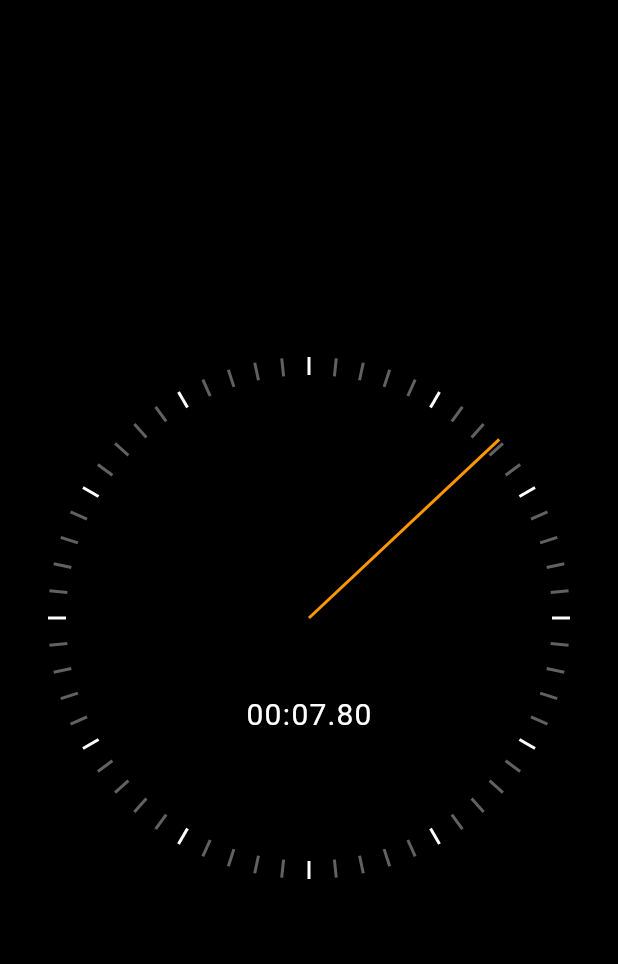
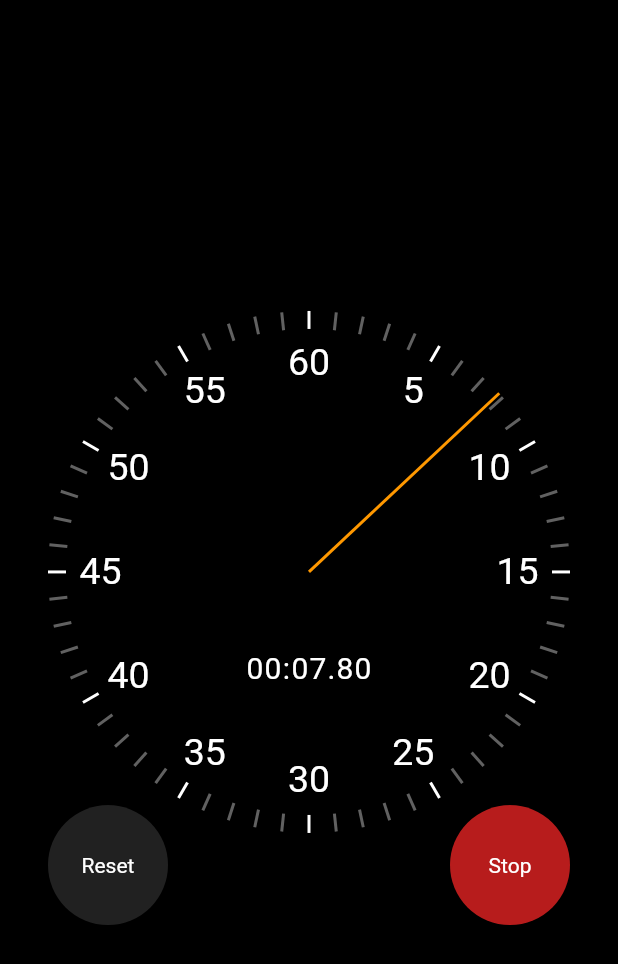
Before and after one commit to BD911-Coder/stop_watch_ui_with_flutter, a Flutter app: the screen it shows after launch, on a phone screen of 412 x 824 dp. Shown: the top 964 px of the screen. Run offline on Flutter 3.47's test engine with Material 2 defaults, Android fonts, the phone set to English and light mode, and no system bars; our stand-ins replace get.

Commit message:
UI Updated, Some major future added

```diff
--- a/lib/main.dart
+++ b/lib/main.dart
@@ -31,7 +31,7 @@ class MyHomePage extends StatelessWidget {
           child: Padding(
             padding: EdgeInsets.all(32.0),
             child: AspectRatio(
-              aspectRatio: 1,
+              aspectRatio: 0.85,
               child: Stopwatch(),
             ),
           ),
--- a/lib/screens/stopwatch.dart
+++ b/lib/screens/stopwatch.dart
@@ -1,5 +1,7 @@
 import 'package:flutter/material.dart';
 import 'package:flutter/scheduler.dart';
+import 'package:stop_watch/screens/reset_button.dart';
+import 'package:stop_watch/screens/start_stop_button.dart';
 import 'package:stop_watch/screens/stopwatch_renderer.dart';
 
 class Stopwatch extends StatefulWidget {
@@ -38,9 +40,34 @@ class _StopwatchState extends State<Stopwatch>
     return LayoutBuilder(
       builder: (context, constraints) {
         final radius = constraints.maxWidth / 2;
-        return StopwatchRenderer(
-          elapsedTime: _elapsedTime,
-          radius: radius,
+        return Stack(
+          children: [
+            StopwatchRenderer(
+              elapsedTime: _elapsedTime,
+              radius: radius,
+            ),
+            Align(
+              alignment: Alignment.bottomLeft,
+              child: SizedBox(
+                width: 80,
+                height: 80,
+                child: ResetButton(
+                  onPressed: () {},
+                ),
+              ),
+            ),
+            Align(
+              alignment: Alignment.bottomRight,
+              child: SizedBox(
+                width: 80,
+                height: 80,
+                child: StartStopButton(
+                  isRunning: true,
+                  onPressed: () {},
+                ),
+              ),
+            )
+          ],
         );
       },
     );
--- a/lib/screens/stopwatch_renderer.dart
+++ b/lib/screens/stopwatch_renderer.dart
@@ -24,6 +24,12 @@ class StopwatchRenderer extends StatelessWidget {
             top: radius,
             child: ClockSecondsTickMarker(seconds: i, radius: radius),
           ),
+        for (var i = 0; i <= 60; i += 5)
+          Positioned(
+            left: radius,
+            top: radius,
+            child: ClockTextMarker(value: i, maxValue: 60, radius: radius),
+          ),
         Positioned(
           left: radius,
           top: radius,
--- a/lib/screens/widgets/clock_markers.dart
+++ b/lib/screens/widgets/clock_markers.dart
@@ -39,3 +39,52 @@ class ClockSecondsTickMarker extends StatelessWidget {
     );
   }
 }
+
+class ClockTextMarker extends StatelessWidget {
+  const ClockTextMarker(
+      {Key? key,
+      required this.value,
+      required this.maxValue,
+      required this.radius})
+      : super(key: key);
+
+  final int value;
+  final int maxValue;
+  final double radius;
+
+  @override
+  Widget build(BuildContext context) {
+    const width = 40.0;
+    const height = 30.0;
+
+    return Transform(
+      transform: Matrix4.identity()
+        ..translate(
+          -width / 2,
+          -height / 2,
+          0.0,
+        )
+        ..rotateZ(
+          pi + 2 * pi * (value / maxValue),
+        )
+        ..translate(
+          0.0,
+          radius - 35,
+          0.0,
+        )
+        ..rotateZ(
+          pi - 2 * pi * (value / maxValue),
+        ),
+      alignment: Alignment.center,
+      child: SizedBox(
+        width: width,
+        height: height,
+        child: Text(
+          value.toString() == '0' ? '' : value.toString(),
+          style: const TextStyle(fontSize: 25),
+          textAlign: TextAlign.center,
+        ),
+      ),
+    );
+  }
+}
```
